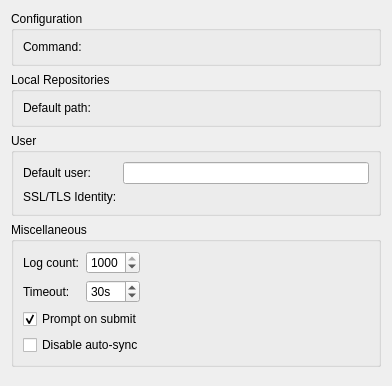
This is src/plugins/fossil/optionspage.ui in nomadbyte/qtcreator-plugin-fossil as Qt 5 draws it before an edit. The edited form follows.
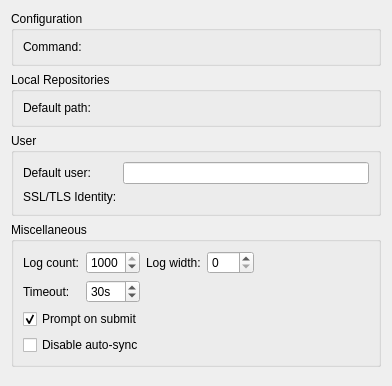
This is the edited form. Custom widgets are drawn as their Qt base class.

```diff
--- a/src/plugins/fossil/optionspage.ui
+++ b/src/plugins/fossil/optionspage.ui
@@ -129,6 +129,26 @@
        </widget>
       </item>
       <item row="0" column="2">
+       <widget class="QLabel" name="logEntriesWidthLabel">
+        <property name="text">
+         <string>Log width:</string>
+        </property>
+       </widget>
+      </item>
+      <item row="0" column="3">
+       <widget class="QSpinBox" name="logEntriesWidth">
+        <property name="toolTip">
+         <string>The width of log lines (&gt;20). Choose 0 to see a single line per entry.</string>
+        </property>
+        <property name="maximum">
+         <number>300</number>
+        </property>
+        <property name="value">
+         <number>0</number>
+        </property>
+       </widget>
+      </item>
+      <item row="0" column="4">
        <spacer name="horizontalSpacer">
         <property name="orientation">
          <enum>Qt::Horizontal</enum>
```
